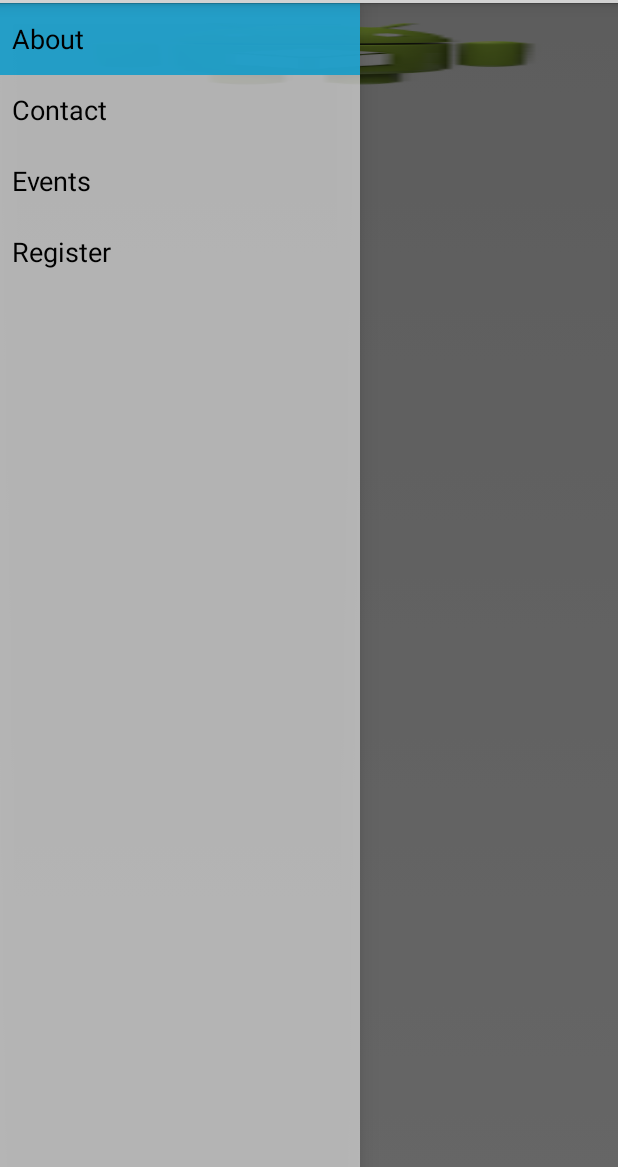
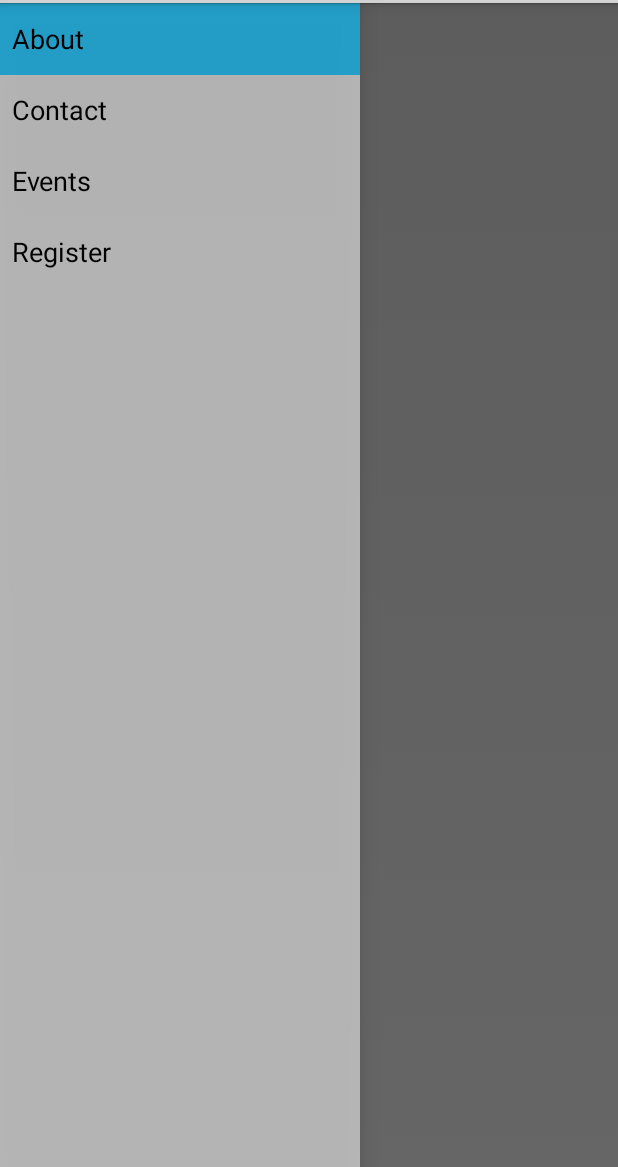
Before and after one commit to teamOSC/EventFul_Android_Library, an Android app: the fragment EventFragment placed in its activity, on a phone screen of 412 x 824 dp, the part 69-1236 px from its top. Run offline under Robolectric (Android 15) with nearby library versions, the phone set to English and light mode, and no system bars; pictures from the network do not load; 4 statements that could not run were skipped.

Commit message:
fix a few final merge conflicts
Signed-off-by: Arnav Gupta <championswimmer@aokp.co>

```diff
--- a/libeventful/src/main/java/in/tosc/eventful/fragments/events/EventFragment.java
+++ b/libeventful/src/main/java/in/tosc/eventful/fragments/events/EventFragment.java
@@ -8,6 +8,11 @@ import android.view.View;
 import android.view.ViewGroup;
 import android.widget.ImageView;
 import android.widget.TextView;
+
+import com.koushikdutta.ion.Ion;
+
+import java.io.UnsupportedEncodingException;
+import java.net.URLEncoder;
 
 import in.tosc.eventful.R;
 
@@ -33,8 +38,14 @@ public class EventFragment extends Fragment{
                              Bundle savedInstanceState) {
         View rootView = inflater.inflate(R.layout.fragment_event, container, false);
         ImageView eventImageView = (ImageView) rootView.findViewById(R.id.event_image);
+        try {
+            Ion.with(eventImageView)
+                    .load("http://placehold.it/850x450&text=" +
+                            URLEncoder.encode(this.eventName, "UTF-8"));
+        } catch (UnsupportedEncodingException e) {
+            e.printStackTrace();
+        }
         TextView eventDescTextView = (TextView) rootView.findViewById(R.id.event_desc);
-        eventImageView.setBackgroundResource(R.drawable.ic_launcher);
         eventDescTextView.setText(eventDesc);
         return rootView;
     }
--- a/sampleApp/src/main/java/in/tosc/eventful/sampleapp/MainNavActivity.java
+++ b/sampleApp/src/main/java/in/tosc/eventful/sampleapp/MainNavActivity.java
@@ -9,7 +9,6 @@ import in.tosc.eventful.data.EventfulEvent;
 import in.tosc.eventful.data.Registration;
 import in.tosc.eventful.fragments.AboutFragment;
 import in.tosc.eventful.fragments.contacts.ContactFragment;
-import in.tosc.eventful.fragments.events.EventDaySliderFragment;
 import in.tosc.eventful.fragments.events.EventItemSliderFragment;
 import in.tosc.eventful.fragments.register.RegisterInAppFragment;
 
--- a/sampleApp/src/main/java/in/tosc/eventful/sampleapp/MainTabActivity.java
+++ b/sampleApp/src/main/java/in/tosc/eventful/sampleapp/MainTabActivity.java
@@ -8,7 +8,6 @@ import in.tosc.eventful.fragments.AboutFragment;
 import in.tosc.eventful.fragments.contacts.ContactFragment;
 import in.tosc.eventful.fragments.events.EventDaySliderFragment;
 import in.tosc.eventful.fragments.register.RegisterInAppFragment;
-import in.tosc.eventful.fragments.register.RegisterWebViewFragment;
 
 /**
  * Created by championswimmer on 18/2/14.
```
Also changed, not shown: libeventful/libs/androidasync-1.2.4.jar (added), libeventful/libs/gson-2.2.4.jar (added), libeventful/libs/ion-1.2.4.jar (added).
